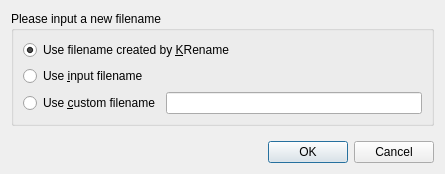
Before: the Qt Designer form src/customfilenamedlg.ui in KDE/krename, drawn with Qt 5.
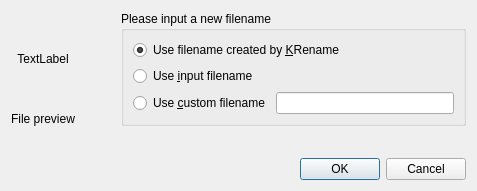
After: the same form once the commit is applied.

The edit to the form file:
```diff
--- a/src/customfilenamedlg.ui
+++ b/src/customfilenamedlg.ui
@@ -5,14 +5,88 @@
    <rect>
     <x>0</x>
     <y>0</y>
-    <width>445</width>
-    <height>174</height>
+    <width>477</width>
+    <height>191</height>
    </rect>
   </property>
   <property name="windowTitle" >
    <string>Custom filename</string>
   </property>
-  <layout class="QVBoxLayout" >
+  <layout class="QVBoxLayout" name="verticalLayout_2" >
+   <item>
+    <layout class="QHBoxLayout" name="horizontalLayout" >
+     <item>
+      <layout class="QVBoxLayout" name="verticalLayout" >
+       <item>
+        <spacer name="verticalSpacer_2" >
+         <property name="orientation" >
+          <enum>Qt::Vertical</enum>
+         </property>
+         <property name="sizeHint" stdset="0" >
+          <size>
+           <width>20</width>
+           <height>40</height>
+          </size>
+         </property>
+        </spacer>
+       </item>
+       <item>
+        <widget class="QLabel" name="labelPreview" >
+         <property name="frameShape" >
+          <enum>QFrame::NoFrame</enum>
+         </property>
+         <property name="text" >
+          <string>TextLabel</string>
+         </property>
+         <property name="scaledContents" >
+          <bool>true</bool>
+         </property>
+         <property name="alignment" >
+          <set>Qt::AlignCenter</set>
+         </property>
+        </widget>
+       </item>
+       <item>
+        <spacer name="verticalSpacer" >
+         <property name="orientation" >
+          <enum>Qt::Vertical</enum>
+         </property>
+         <property name="sizeHint" stdset="0" >
+          <size>
+           <width>20</width>
+           <height>40</height>
+          </size>
+         </property>
+        </spacer>
+       </item>
+       <item>
+        <widget class="QLabel" name="label" >
+         <property name="text" >
+          <string>File preview</string>
+         </property>
+         <property name="alignment" >
+          <set>Qt::AlignCenter</set>
+         </property>
+        </widget>
+       </item>
+      </layout>
+     </item>
+     <item>
+      <spacer name="horizontalSpacer" >
+       <property name="orientation" >
+        <enum>Qt::Horizontal</enum>
+       </property>
+       <property name="sizeType" >
+        <enum>QSizePolicy::Fixed</enum>
+       </property>
+       <property name="sizeHint" stdset="0" >
+        <size>
+         <width>40</width>
+         <height>20</height>
+        </size>
+       </property>
+      </spacer>
+     </item>
    <item>
     <widget class="QGroupBox" name="groupBox" >
      <property name="title" >
@@ -53,6 +127,8 @@
      </layout>
     </widget>
    </item>
+    </layout>
+   </item>
    <item>
     <spacer>
      <property name="orientation" >
```
Left out of the diff: 2 changed lines with no effect on the pictures. Lines whose indentation alone changed are shown as unchanged.
